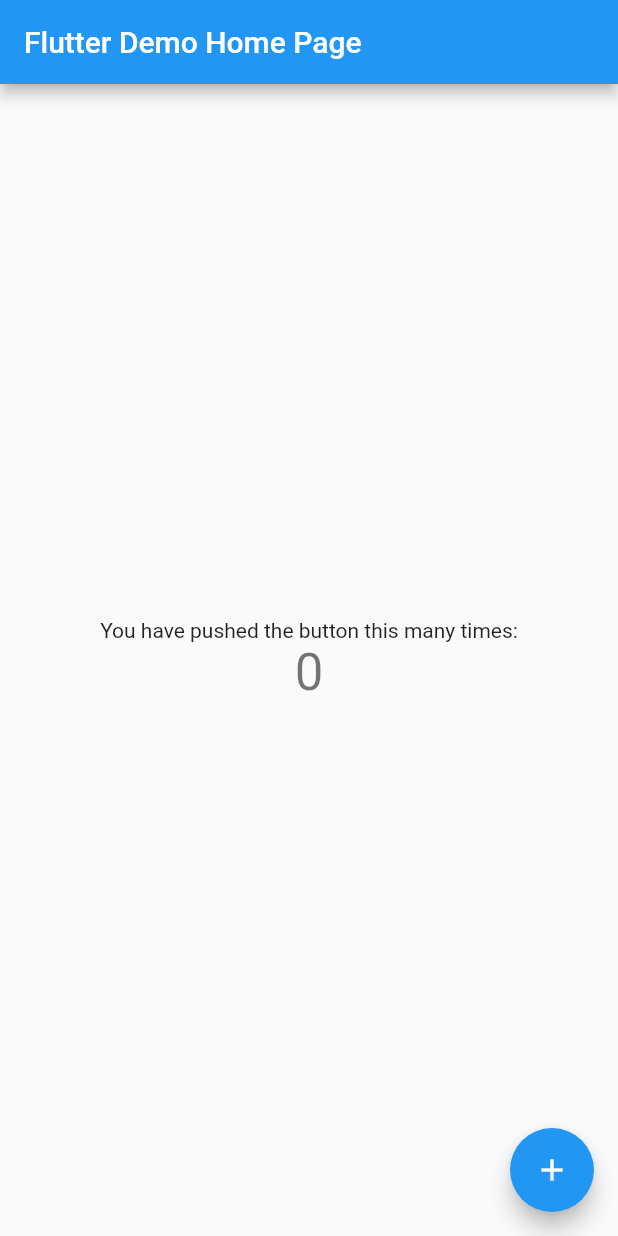
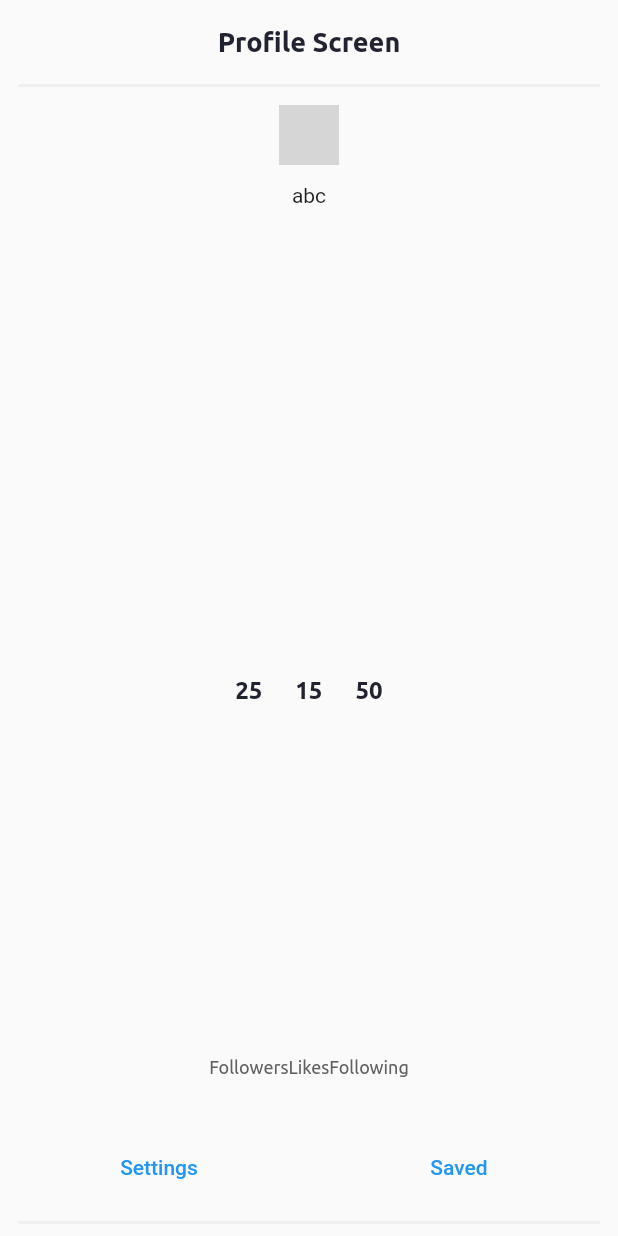
Before and after one commit to Aprelovska/turaiev_test, a Flutter app: the screen it shows after launch, on a phone screen of 412 x 824 dp. Run offline on Flutter 3.47's test engine with Material 2 defaults, Android fonts, the phone set to English and light mode, and no system bars; our stand-ins replace flutter_bloc; network calls fail; project files that could hold a hidden picture were left out; grey boxes are pictures that could not be loaded.

Commit message:
fonts, profile screen added, some changes

```diff
--- a/lib/resources/colors.dart
+++ b/lib/global/ui/colors.dart
@@ -1,6 +1,6 @@
 import 'package:flutter/material.dart';
 
-class AppColors {
+class CustomColors {
   static const white = Color(0xFFFFFFFF);
   static const grey = Color(0xFF606060);
   static const lightGrey = Color(0xFFAAAAAA);
--- a/lib/global/ui/custom_divider.dart
+++ /dev/null
@@ -1,60 +0,0 @@
-import 'package:flutter/material.dart';
-import 'package:turaiev_test/resources/colors.dart';
-
-enum DividerOrientation {
-  vertical,
-  horizontal,
-}
-
-class CustomDivider extends StatelessWidget implements PreferredSizeWidget {
-  const CustomDivider({
-    Key? key,
-    required this.orientation,
-    required this.thickness,
-    this.indent = 0.0,
-  }) : super(key: key);
-
-  const CustomDivider.vertical({
-    double height = 2.0,
-    this.indent = 0.0,
-  }) :
-    orientation = DividerOrientation.vertical,
-    thickness = height;
-
-  const CustomDivider.horizontal({
-    double width = 2.0,
-    this.indent = 0.0,
-  }) :
-    orientation = DividerOrientation.horizontal,
-    thickness = width;
-
-  final DividerOrientation orientation;
-  final double thickness;
-  final double indent;
-
-  double get width => orientation == DividerOrientation.horizontal ? thickness : double.infinity;
-  double get height => orientation == DividerOrientation.vertical ? thickness : double.infinity;
-
-  double get horizontalIndent => orientation == DividerOrientation.horizontal ? indent : 0.0;
-  double get verticalIndent => orientation == DividerOrientation.vertical ? indent : 0.0;
-
-  @override
-  Size get preferredSize => Size(width, height);
-
-  @override
-  Widget build(BuildContext context) {
-    return SizedBox(
-      width: width,
-      height: height,
-      child: Container(
-        margin: EdgeInsets.symmetric(
-          horizontal: horizontalIndent,
-          vertical:  verticalIndent,
-        ),
-        color: CustomColors.backgroundGrey,
-        width: double.infinity,
-        height: double.infinity,
-      ),
-    );
-  }
-}
--- /dev/null
+++ b/lib/global/ui/text_style.dart
@@ -0,0 +1,84 @@
+import 'package:flutter/material.dart';
+import 'package:turaiev_test/global/ui/colors.dart';
+
+class CustomTextStyle extends TextStyle {
+  const CustomTextStyle({
+    Color color = CustomColors.black,
+    double? height,
+    double fontSize = 14.0,
+    FontStyle fontStyle = FontStyle.normal,
+    FontWeight fontWeight = FontWeight.normal,
+    String fontFamily = 'Ubuntu',
+  }) : super(
+    color: color,
+    height: height ?? fontSize * 1.5,
+    fontSize: fontSize,
+    fontStyle: fontStyle,
+    fontWeight: fontWeight,
+    fontFamily: fontFamily,
+  );
+
+  const CustomTextStyle.headline1({
+    Color color = CustomColors.black,
+    double? height,
+    double fontSize = 18.0,
+    FontStyle fontStyle = FontStyle.normal,
+    FontWeight fontWeight = FontWeight.w700,
+    String fontFamily = 'Ubuntu',
+  }) : super(
+    color: color,
+    height: height,
+    fontSize: fontSize,
+    fontStyle: fontStyle,
+    fontWeight: fontWeight,
+    fontFamily: fontFamily,
+  );
+
+  const CustomTextStyle.headline2({
+    Color color = CustomColors.black,
+    double? height,
+    double fontSize = 16.0,
+    FontStyle fontStyle = FontStyle.normal,
+    FontWeight fontWeight = FontWeight.w500,
+    String fontFamily = 'Ubuntu',
+  }) : super(
+    color: color,
+    height: height,
+    fontSize: fontSize,
+    fontStyle: fontStyle,
+    fontWeight: fontWeight,
+    fontFamily: fontFamily,
+  );
+
+  const CustomTextStyle.headline3({
+    Color color = CustomColors.black,
+    double? height,
+    double fontSize = 16.0,
+    FontStyle fontStyle = FontStyle.normal,
+    FontWeight fontWeight = FontWeight.w400,
+    String fontFamily = 'Ubuntu',
+  }) : super(
+    color: color,
+    height: height,
+    fontSize: fontSize,
+    fontStyle: fontStyle,
+    fontWeight: fontWeight,
+    fontFamily: fontFamily,
+  );
+
+  const CustomTextStyle.headline4({
+    Color color = CustomColors.black,
+    double? height,
+    double fontSize = 14.0,
+    FontStyle fontStyle = FontStyle.normal,
+    FontWeight fontWeight = FontWeight.w500,
+    String fontFamily = 'Ubuntu',
+  }) : super(
+    color: color,
+    height: height,
+    fontSize: fontSize,
+    fontStyle: fontStyle,
+    fontWeight: fontWeight,
+    fontFamily: fontFamily,
+  );
+}
--- a/lib/global/ui/custom_app_bar.dart
+++ b/lib/global/ui/widgets/app_bar.dart
@@ -1,7 +1,8 @@
 import 'package:flutter/foundation.dart';
 import 'package:flutter/material.dart';
-import 'package:turaiev_test/global/ui/custom_divider.dart';
-import 'package:turaiev_test/resources/colors.dart';
+import 'package:turaiev_test/global/ui/text_style.dart';
+import 'package:turaiev_test/global/ui/widgets/divider.dart';
+import 'package:turaiev_test/global/ui/colors.dart';
 
 class CustomAppBar extends AppBar {
   CustomAppBar({
@@ -10,30 +11,36 @@ class CustomAppBar extends AppBar {
     Widget? title,
     List<Widget>? actions,
   }) : super(
+    centerTitle: true,
     key: key,
     leading: leading,
     title: title,
     actions: actions,
     backgroundColor: CustomColors.transparent,
-    bottom: const CustomDivider.vertical(),
+    elevation: 0.0,
+    bottom: const CustomDivider.vertical(
+      indent: 12.0,
+    ),
   );
 
-  factory CustomAppBar.page(
+  factory CustomAppBar.page({
+    Key? key,
+    required String title,
+    List<Widget>? actions,
+  }) => CustomAppBar(
+    key: key,
+    leading: null, // TODO
+    title: Text(title,
+      style: const CustomTextStyle.headline1(),
+    ),
+    actions: actions,
+  );
+
+  factory CustomAppBar.modal({
     Key? key,
     Widget? title,
     List<Widget>? actions,
-  ) => CustomAppBar(
-    key: key,
-    leading: null, // TODO
-    title: title,
-    actions: actions,
-  );
-
-  factory CustomAppBar.modal(
-    Key? key,
-    Widget? title,
-    List<Widget>? actions,
-  ) => CustomAppBar(
+  }) => CustomAppBar(
     key: key,
     leading: null, // TODO
     title: title,
--- /dev/null
+++ b/lib/global/ui/widgets/button.dart
@@ -0,0 +1,80 @@
+import 'package:flutter/material.dart';
+import 'package:turaiev_test/global/ui/colors.dart';
+import 'package:turaiev_test/global/ui/text_style.dart';
+
+class CustomButton extends TextButton {
+  CustomButton({
+    Key? key,
+    required VoidCallback? onPressed,
+    required Widget child,
+    ButtonStyle? style,
+  }) :
+      super(
+        key: key,
+        onPressed: onPressed,
+        child: child,
+        style: style?.merge(TextButton.styleFrom(
+          backgroundColor: CustomColors.white,
+          textStyle: const CustomTextStyle(
+            fontSize: 14.0,
+            fontWeight: FontWeight.w500,
+          ),
+          side: BorderSide(
+            color: CustomColors.grey,
+          ),
+          shape: RoundedRectangleBorder(
+            borderRadius: BorderRadius.all(Radius.circular(5.0)),
+          ),
+        )),
+      );
+
+  CustomButton.cancel({
+    Key? key,
+    required VoidCallback? onPressed,
+    required Widget child,
+    ButtonStyle? style,
+  }) :
+      super(
+        key: key,
+        onPressed: onPressed,
+        child: child,
+        style: style?.merge(TextButton.styleFrom(
+          backgroundColor: CustomColors.backgroundGrey,
+          textStyle: const CustomTextStyle(
+            fontSize: 14.0,
+            fontWeight: FontWeight.w500,
+          ),
+        )),
+      );
+      // super(
+      //   key: key,
+      //   onPressed: onPressed,
+      //   child: child,
+      //   style: style?.merge(TextButton.styleFrom(
+      //     textStyle: const CustomTextStyle(
+      //       fontSize: 14.0,
+      //       fontWeight: FontWeight.w500,
+      //     ),
+      //   )),
+      // );
+
+  // @override
+  // Widget build(BuildContext context) {
+  //   final hm = TextButton.styleFrom(
+  //     side: BorderSide(
+
+  //     ),
+  //   );
+  //   final style = enabled ? TextButton.styleFrom(
+  //     backgroundColor: CustomColors.white,
+  //   ) : TextButton.styleFrom(
+  //     backgroundColor: CustomColors.backgroundGrey,
+  //   );
+
+  //   return TextButton(
+  //     onPressed: onPressed,
+  //     child: child,
+  //     style: style,
+  //   );
+  // }
+}
--- /dev/null
+++ b/lib/global/ui/widgets/divider.dart
@@ -0,0 +1,81 @@
+import 'package:flutter/material.dart';
+import 'package:turaiev_test/global/ui/colors.dart';
+
+enum DividerOrientation {
+  vertical,
+  horizontal,
+}
+
+class CustomDivider extends StatelessWidget implements PreferredSizeWidget {
+  const CustomDivider({
+    Key? key,
+    this.color = CustomColors.backgroundGrey,
+    required this.orientation,
+    required this.thickness,
+    this.indent = 0.0, // TODO fix indent doesnt work
+    this.spacing = 0.0,
+  }) : super(key: key);
+
+  const CustomDivider.vertical({
+    Key? key,
+    this.color = CustomColors.backgroundGrey,
+    double height = 2.0,
+    this.indent = 0.0,
+    this.spacing = 0.0,
+  }) :
+    orientation = DividerOrientation.vertical,
+    thickness = height,
+    super(key: key);
+
+  const CustomDivider.horizontal({
+    Key? key,
+    this.color = CustomColors.backgroundGrey,
+    double width = 2.0,
+    this.indent = 0.0,
+    this.spacing = 0.0,
+  }) :
+    orientation = DividerOrientation.horizontal,
+    thickness = width,
+    super(key: key);
+
+  final Color color;
+  final DividerOrientation orientation;
+  final double thickness;
+  final double indent;
+  final double spacing;
+
+  double get width => orientation == DividerOrientation.horizontal ? thickness : double.infinity;
+  double get height => orientation == DividerOrientation.vertical ? thickness : double.infinity;
+
+  double get horizontalIndent => orientation == DividerOrientation.vertical ? indent : 0.0;
+  double get verticalIndent => orientation == DividerOrientation.horizontal ? indent : 0.0;
+
+  double get horizontalSpacing => orientation == DividerOrientation.horizontal ? spacing : 0.0;
+  double get verticalSpacing => orientation == DividerOrientation.vertical ? spacing : 0.0;
+
+  @override
+  Size get preferredSize => Size(width + horizontalSpacing * 2,  height + verticalSpacing * 2);
+
+  @override
+  Widget build(BuildContext context) {
+    return Padding(
+      padding: EdgeInsets.symmetric(
+        horizontal: horizontalSpacing,
+        vertical:  verticalSpacing,
+      ),
+      child: SizedBox(
+        width: width,
+        height: height,
+        child: Container(
+          margin: EdgeInsets.symmetric(
+            horizontal: horizontalIndent,
+            vertical:  verticalIndent,
+          ),
+          color: color,
+          width: double.infinity,
+          height: double.infinity,
+        ),
+      ),
+    );
+  }
+}
--- a/lib/main.dart
+++ b/lib/main.dart
@@ -1,113 +1,25 @@
 import 'package:flutter/material.dart';
+import 'package:turaiev_test/screens/profile/screen.dart';
 
 void main() {
-  runApp(MyApp());
+  runApp(const TuraievApp());
 }
 
-class MyApp extends StatelessWidget {
-  // This widget is the root of your application.
+class TuraievApp extends StatelessWidget {
+  const TuraievApp();
+
   @override
   Widget build(BuildContext context) {
     return MaterialApp(
-      title: 'Flutter Demo',
-      theme: ThemeData(
-        // This is the theme of your application.
-        //
-        // Try running your application with "flutter run". You'll see the
-        // application has a blue toolbar. Then, without quitting the app, try
-        // changing the primarySwatch below to Colors.green and then invoke
-        // "hot reload" (press "r" in the console where you ran "flutter run",
-        // or simply save your changes to "hot reload" in a Flutter IDE).
-        // Notice that the counter didn't reset back to zero; the application
-        // is not restarted.
-        primarySwatch: Colors.blue,
+      title: 'Turaiev Test',
+      home: Navigator(
+        onPopPage: (route, result) {
+          return true;
+        },
+        pages: [
+          ProfileScreen.buildPage(),
+        ],
       ),
-      home: MyHomePage(title: 'Flutter Demo Home Page'),
     );
   }
 }
-
-class MyHomePage extends StatefulWidget {
-  MyHomePage({Key? key, required this.title}) : super(key: key);
-
-  // This widget is the home page of your application. It is stateful, meaning
-  // that it has a State object (defined below) that contains fields that affect
-  // how it looks.
-
-  // This class is the configuration for the state. It holds the values (in this
-  // case the title) provided by the parent (in this case the App widget) and
-  // used by the build method of the State. Fields in a Widget subclass are
-  // always marked "final".
-
-  final String title;
-
-  @override
-  _MyHomePageState createState() => _MyHomePageState();
-}
-
-class _MyHomePageState extends State<MyHomePage> {
-  int _counter = 0;
-
-  void _incrementCounter() {
-    setState(() {
-      // This call to setState tells the Flutter framework that something has
-      // changed in this State, which causes it to rerun the build method below
-      // so that the display can reflect the updated values. If we changed
-      // _counter without calling setState(), then the build method would not be
-      // called again, and so nothing would appear to happen.
-      _counter++;
-    });
-  }
-
-  @override
-  Widget build(BuildContext context) {
-    // This method is rerun every time setState is called, for instance as done
-    // by the _incrementCounter method above.
-    //
-    // The Flutter framework has been optimized to make rerunning build methods
-    // fast, so that you can just rebuild anything that needs updating rather
-    // than having to individually change instances of widgets.
-    return Scaffold(
-      appBar: AppBar(
-        // Here we take the value from the MyHomePage object that was created by
-        // the App.build method, and use it to set our appbar title.
-        title: Text(widget.title),
-      ),
-      body: Center(
-        // Center is a layout widget. It takes a single child and positions it
-        // in the middle of the parent.
-        child: Column(
-          // Column is also a layout widget. It takes a list of children and
-          // arranges them vertically. By default, it sizes itself to fit its
-          // children horizontally, and tries to be as tall as its parent.
-          //
-          // Invoke "debug painting" (press "p" in the console, choose the
-          // "Toggle Debug Paint" action from the Flutter Inspector in Android
-          // Studio, or the "Toggle Debug Paint" command in Visual Studio Code)
-          // to see the wireframe for each widget.
-          //
-          // Column has various properties to control how it sizes itself and
-          // how it positions its children. Here we use mainAxisAlignment to
-          // center the children vertically; the main axis here is the vertical
-          // axis because Columns are vertical (the cross axis would be
-          // horizontal).
-          mainAxisAlignment: MainAxisAlignment.center,
-          children: <Widget>[
-            Text(
-              'You have pushed the button this many times:',
-            ),
-            Text(
-              '$_counter',
-              style: Theme.of(context).textTheme.headline4,
-            ),
-          ],
-        ),
-      ),
-      floatingActionButton: FloatingActionButton(
-        onPressed: _incrementCounter,
-        tooltip: 'Increment',
-        child: Icon(Icons.add),
-      ), // This trailing comma makes auto-formatting nicer for build methods.
-    );
-  }
-}
--- a/lib/resources/localization.dart
+++ b/lib/resources/localization.dart
@@ -20,6 +20,10 @@ extension on Location {
 
 enum TextId {
   profileScreenTitle,
+}
+
+extension LocalizationContext on BuildContext {
+  String getText(TextId id) => Localization.byContextAndId(context: this, id: id);
 }
 
 class Localization {
@@ -46,7 +50,8 @@ class Localization {
     required BuildContext context,
     required TextId id,
   }) {
-    final location = context.read<Bloc>().state.location; // TODO somehow get localization
+    // final location = context.read<Bloc>().state.location; // TODO somehow get location
+    final location = Location.en;
     return byLocationAndId(
       location: location,
       id: id,
--- /dev/null
+++ b/lib/screens/profile/screen.dart
@@ -0,0 +1,133 @@
+import 'package:flutter/material.dart';
+import 'package:turaiev_test/global/ui/colors.dart';
+import 'package:turaiev_test/global/ui/text_style.dart';
+import 'package:turaiev_test/global/ui/widgets/app_bar.dart';
+import 'package:turaiev_test/global/ui/widgets/button.dart';
+import 'package:turaiev_test/global/ui/widgets/divider.dart';
+import 'package:turaiev_test/resources/localization.dart';
+
+class ProfileScreen extends StatelessWidget {
+  const ProfileScreen({
+    Key? key,
+  }) : super(key: key);
+
+  static Page buildPage() {
+    return const MaterialPage(
+      child: const ProfileScreen(
+        key: ValueKey('ProfileScreen'),
+      ),
+    );
+  }
+
+  @override
+  Widget build(BuildContext context) {
+    return Scaffold(
+      appBar: CustomAppBar.page(
+        title: context.getText(TextId.profileScreenTitle),
+      ),
+      body: ListView(
+        padding: const EdgeInsets.all(12.0),
+        children: [
+          _buildHeader(context),
+          const CustomDivider.vertical(spacing: 12.0),
+          _buildContent(context),
+        ],
+      ),
+    );
+  }
+
+  Widget _buildHeader(BuildContext context) {
+    return Column(
+      mainAxisSize: MainAxisSize.min,
+      crossAxisAlignment: CrossAxisAlignment.center,
+      children: [
+        _buildProfileInfo(context),
+        Row(
+          mainAxisSize: MainAxisSize.max,
+          mainAxisAlignment: MainAxisAlignment.center,
+          children: [
+            Expanded(
+              flex: 1,
+              child: CustomButton(
+                onPressed: () {},
+                child: Text('Settings'),
+              ),
+            ),
+            const SizedBox(width: 12.0),
+            Expanded(
+              flex: 1,
+              child: CustomButton.cancel(
+                onPressed: () {},
+                child: Text('Saved'),
+              ),
+            ),
+          ],
+        ),
+      ],
+    );
+  }
+
+  Widget _buildProfileInfo(BuildContext context) {
+    return Column(
+      mainAxisSize: MainAxisSize.min,
+      children: [
+        CircleAvatar(
+          backgroundColor: CustomColors.backgroundGrey,
+          foregroundImage: NetworkImage('url'),
+        ),
+        const SizedBox(height: 12.0),
+        Text('abc'),
+        const SizedBox(height: 12.0),
+        Row(
+          mainAxisSize: MainAxisSize.min,
+          children: [
+            _buildStat(context,
+              label: 'Followers',
+              value: 25
+            ),
+            const SizedBox(height: 12.0),
+            _buildStat(context,
+              label: 'Likes',
+              value: 15
+            ),
+            const SizedBox(height: 12.0),
+            _buildStat(context,
+              label: 'Following',
+              value: 50
+            ),
+          ],
+        ),
+      ],
+    );
+  }
+
+  Widget _buildStat(BuildContext context, {
+    required String label,
+    required int value,
+  }) {
+    return Column(
+      mainAxisSize: MainAxisSize.min,
+      crossAxisAlignment: CrossAxisAlignment.center,
+      children: [
+        Text('$value',
+          style: CustomTextStyle(
+            fontSize: 16.0,
+            fontWeight: FontWeight.w700
+          ),
+        ),
+        const SizedBox(height: 4.0),
+        Text(label,
+          style: CustomTextStyle(
+            color: CustomColors.grey,
+            fontSize: 12.0,
+            fontWeight: FontWeight.w400
+          ),
+        ),
+      ],
+    );
+  }
+
+  Widget _buildContent(BuildContext context) {
+    return Text('content');
+  }
+}
```
Also changed, not shown: pubspec.yaml (+29 -0 lines), fonts/Ubuntu/w300-italic.ttf (added), fonts/Ubuntu/w300-normal.ttf (added), fonts/Ubuntu/w400-italic.ttf (added), fonts/Ubuntu/w400-normal.ttf (added), fonts/Ubuntu/w500-italic.ttf (added), fonts/Ubuntu/w500-normal.ttf (added), fonts/Ubuntu/w700-italic.ttf (added), fonts/Ubuntu/w700-normal.ttf (added), pubspec.lock, 1 other file.
